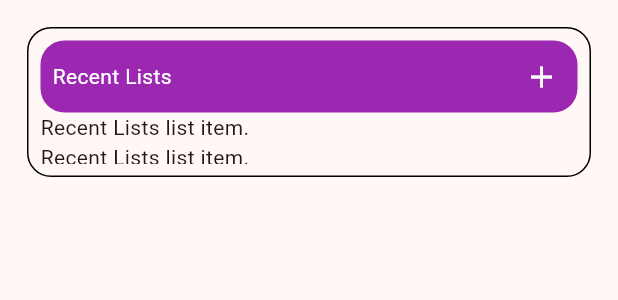
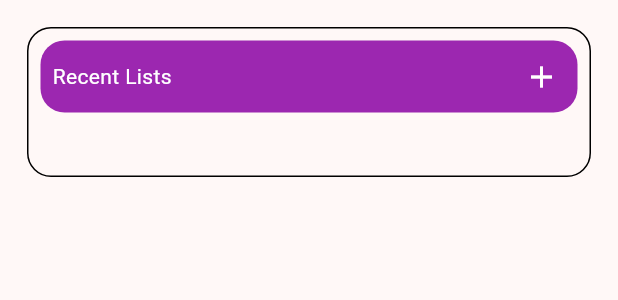
Before and after one commit to BMarx981/GrocerApp, a Flutter app: the RecentListsGridWidget widget shown alone on an empty page, opened directly, on a phone screen of 412 x 824 dp. Shown: the top 300 px of the screen. Run offline on Flutter 3.47's test engine with Material 3 defaults, Android fonts, the light colour scheme and no system bars; our stand-ins replace beamer, drift, flutter_riverpod, riverpod_annotation, sqlite3_flutter_libs; missing offline and left inert: sqlite3; accounts and stored records are empty; generated files the repository leaves out were written again.

Commit message:
Fix recent lists data.

```diff
--- a/lib/presentation/view/features/dashboard/recent_items_grid_widget.dart
+++ b/lib/presentation/view/features/dashboard/recent_items_grid_widget.dart
@@ -53,7 +53,7 @@ class RecentItemsGridWidget extends ConsumerWidget {
                                     );
                                   },
                                   child: Dismissible(
-                                    key: Key(data[index].toString()),
+                                    key: Key(data[index].id.toString()),
                                     onDismissed: (_) {
                                       ref
                                           .read(groceryItemRepositoryProvider
--- a/lib/presentation/view/features/dashboard/recent_lists_widget.dart
+++ b/lib/presentation/view/features/dashboard/recent_lists_widget.dart
@@ -1,6 +1,8 @@
 import 'package:flutter/material.dart';
 import 'package:flutter_riverpod/flutter_riverpod.dart';
+import 'package:grocerapp/domain/repository/lists_repository.dart';
 import 'package:grocerapp/presentation/common_widgets/add_item_dialog.dart';
+import 'package:grocerapp/presentation/common_widgets/error_message_widget.dart';
 import 'package:grocerapp/presentation/view/features/dashboard/dashboard_title_widget.dart';
 
 class RecentListsGridWidget extends ConsumerWidget {
@@ -10,6 +12,13 @@ class RecentListsGridWidget extends ConsumerWidget {
 
   @override
   Widget build(BuildContext context, WidgetRef ref) {
+    final provider = ref.watch(listsRepositoryProvider);
+    return provider.when(
+      loading: () => const Center(
+        child: CircularProgressIndicator(),
+      ),
+      error: (e, stackTrace) => ErrorMessageWidget(e.toString()),
+      data: (data) {
         return Padding(
           padding: const EdgeInsets.all(18.0),
           child: Container(
@@ -35,9 +44,16 @@ class RecentListsGridWidget extends ConsumerWidget {
                             }),
                         Expanded(
                             child: ListView.builder(
-                      itemCount: 20,
+                          itemCount: data.length,
                           itemBuilder: (BuildContext context, int index) {
-                        return const Text("Recent Lists list item.");
+                            return Dismissible(
+                                key: Key(data[index].listId.toString()),
+                                onDismissed: (direction) {
+                                  ref
+                                      .read(listsRepositoryProvider.notifier)
+                                      .deleteList(data[index].listId!);
+                                },
+                                child: Text(data[index].name));
                           },
                         )),
                       ],
@@ -48,5 +64,7 @@ class RecentListsGridWidget extends ConsumerWidget {
             ),
           ),
         );
+      },
+    );
   }
 }
```
Lines whose indentation alone changed are shown as unchanged.
